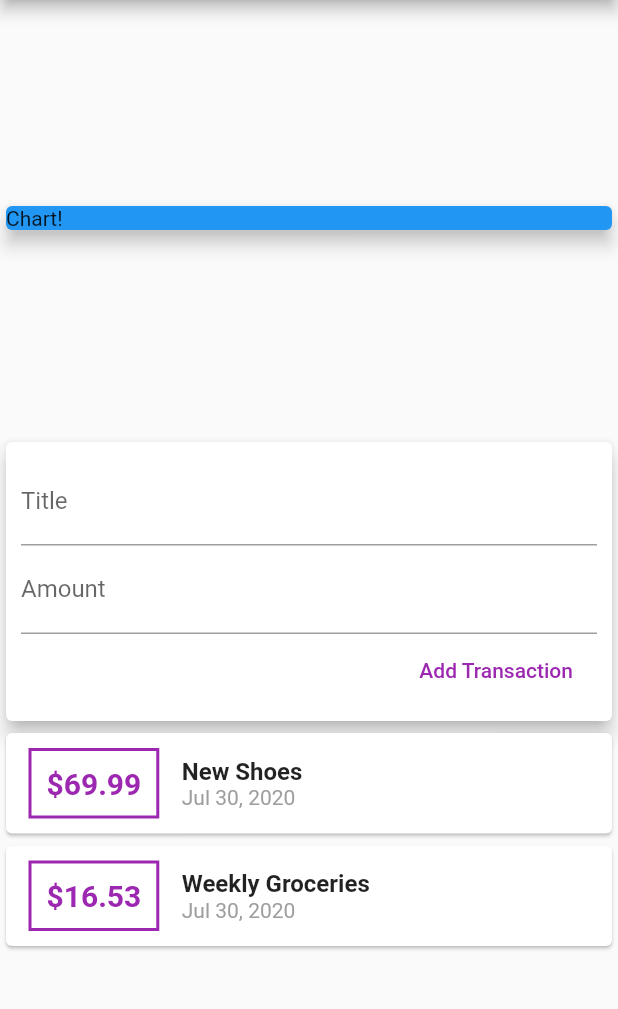
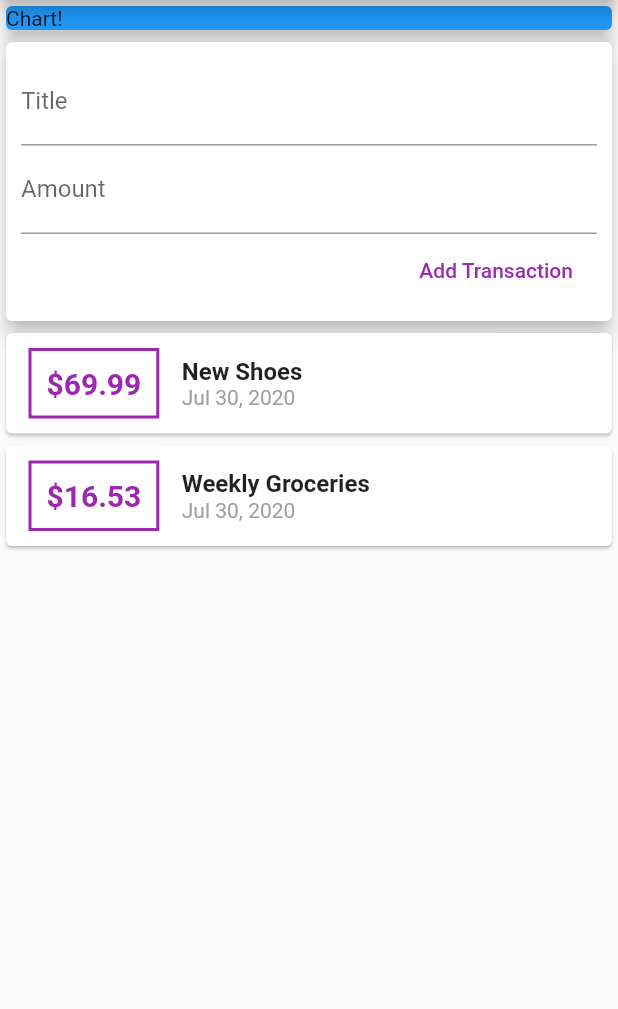
Before and after one commit to simongomes/flutter-personal-expense, a Flutter app: the screen it shows after launch, after a tap on "Add Transaction", on a phone screen of 412 x 824 dp, the part 84-1093 px from its top. Run offline on Flutter 3.47's test engine with Material 2 defaults, Android fonts, the phone set to English and light mode, and no system bars.

Commit message:
Transaction input validation added, and small ui update

```diff
--- a/lib/main.dart
+++ b/lib/main.dart
@@ -29,7 +29,8 @@ class MyHomePage extends StatelessWidget {
       appBar: AppBar(
         title: Text('PERSONAL EXPENSE'),
       ),
-      body: Column(
+      body: SingleChildScrollView(
+        child: Column(
           mainAxisAlignment: MainAxisAlignment.spaceEvenly,
           children: <Widget>[
             Container(
@@ -43,6 +44,7 @@ class MyHomePage extends StatelessWidget {
             UserTransactions(),
           ],
         ),
+      ),
     );
   }
 }
--- a/lib/widgets/new_transaction.dart
+++ b/lib/widgets/new_transaction.dart
@@ -1,8 +1,22 @@
 import 'package:flutter/material.dart';
 
 class NewTransaction extends StatelessWidget {
+  final Function addTransaction;
   final titleController = TextEditingController();
   final amountController = TextEditingController();
+
+  NewTransaction(this.addTransaction);
+
+  void submitData() {
+    final enteredTitle = titleController.text;
+    final enteredAmount = double.parse(amountController.text);
+
+    if( enteredTitle.isEmpty || enteredAmount <= 0 ) {
+      return;
+    }
+
+    addTransaction(titleController.text, double.parse(amountController.text));
+  }
 
   @override
   Widget build(BuildContext context) {
@@ -16,20 +30,18 @@ class NewTransaction extends StatelessWidget {
             TextField(
               decoration: InputDecoration(labelText: 'Title'),
               controller: titleController,
-//                    onChanged: (value) => titleInput = value,
+              onSubmitted: (_) => submitData(),
             ),
             TextField(
               decoration: InputDecoration(labelText: 'Amount'),
               controller: amountController,
-//                    onChanged: (value) => amountInput = value,
+              keyboardType: TextInputType.number,
+              onSubmitted: (_) => submitData(),
             ),
             FlatButton(
               child: Text('Add Transaction'),
               textColor: Colors.purple,
-              onPressed: () {
-                print(titleController.text);
-                print(amountController.text);
-              },
+              onPressed: submitData
             )
           ],
         ),
--- a/lib/widgets/transaction_list.dart
+++ b/lib/widgets/transaction_list.dart
@@ -8,14 +8,16 @@ class TransactionList extends StatelessWidget {
 
   @override
   Widget build(BuildContext context) {
-    return Column(
-        children: transactions.map((transaction) {
+    return Container(
+      height: 450,
+      child: ListView.builder(
+        itemBuilder: (context, index) {
           return Card(
             child: Row(
               children: <Widget>[
                 Container(
                   child: Text(
-                    '\$${transaction.amount}',
+                    '\$${transactions[index].amount.toStringAsFixed(2)}',
                     style: TextStyle(
                         fontWeight: FontWeight.bold,
                         fontSize: 20,
@@ -27,21 +29,21 @@ class TransactionList extends StatelessWidget {
                   ),
                   decoration: BoxDecoration(
                       border: Border.all(
-                        color: Colors.purple,
-                        width: 2,
-                      )),
+                    color: Colors.purple,
+                    width: 2,
+                  )),
                   padding: EdgeInsets.all(10),
                 ),
                 Column(
                   crossAxisAlignment: CrossAxisAlignment.start,
                   children: <Widget>[
                     Text(
-                      transaction.title,
-                      style: TextStyle(
-                          fontSize: 16, fontWeight: FontWeight.bold),
+                      transactions[index].title,
+                      style:
+                          TextStyle(fontSize: 16, fontWeight: FontWeight.bold),
                     ),
                     Text(
-                      DateFormat.yMMMd().format(transaction.date),
+                      DateFormat.yMMMd().format(transactions[index].date),
                       style: TextStyle(color: Colors.grey),
                     ),
                   ],
@@ -49,6 +51,9 @@ class TransactionList extends StatelessWidget {
               ],
             ),
           );
-        }).toList());
+        },
+        itemCount: transactions.length,
+      ),
+    );
   }
 }
--- a/lib/widgets/user_transactions.dart
+++ b/lib/widgets/user_transactions.dart
@@ -41,7 +41,7 @@ class _UserTransactionsState extends State<UserTransactions> {
   Widget build(BuildContext context) {
     return Column(
       children: <Widget>[
-        NewTransaction(),
+        NewTransaction(_addNewTranscation),
         TransactionList(_userTransactions),
       ],
     );
```
Lines whose indentation alone changed are shown as unchanged.
